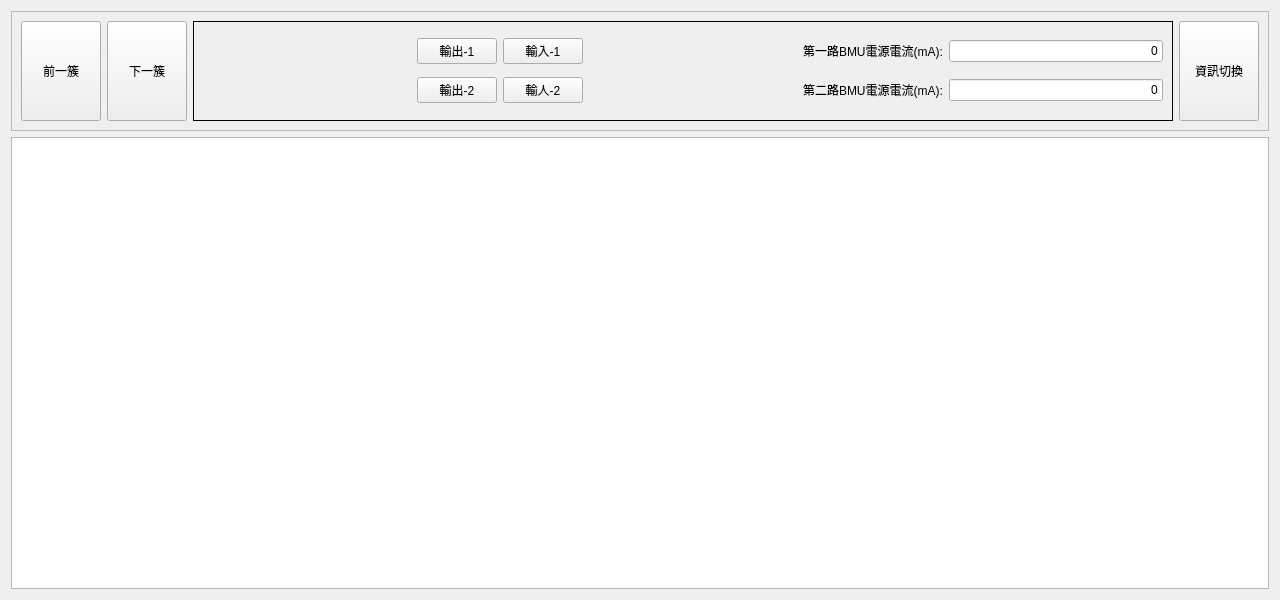
Before: the Qt Designer form frmstackview.ui in haoyi-jason/BMS_HY01_old, drawn with Qt 5.
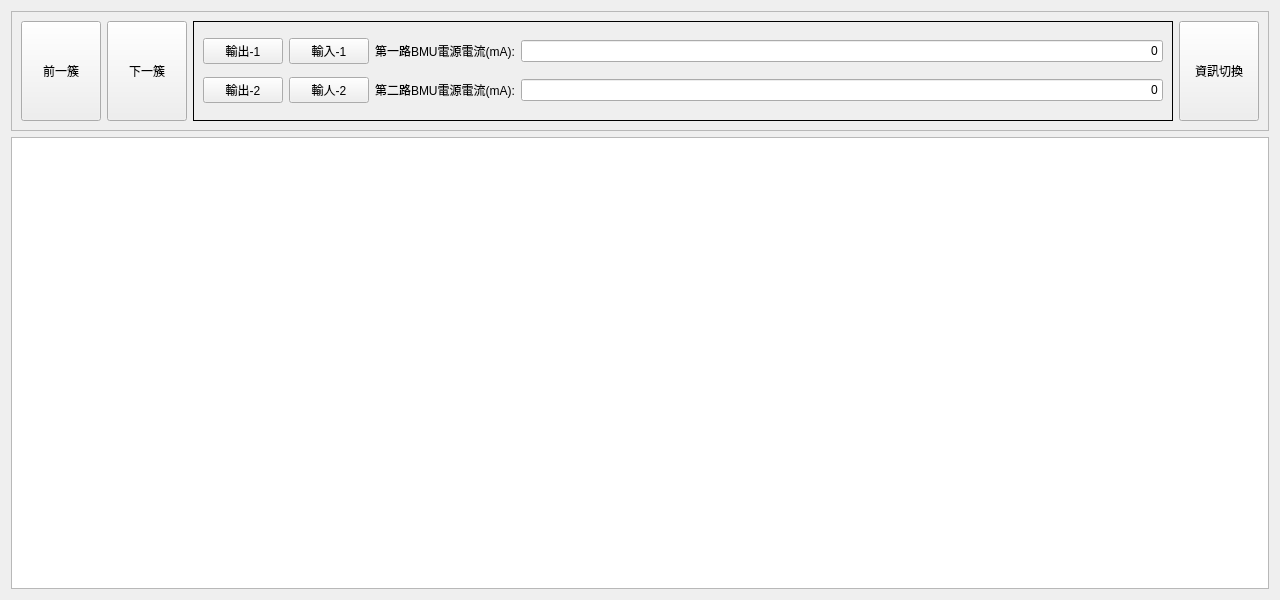
After: the same form once the commit is applied. The open tabs and pages were chosen to show the change.

```diff
--- a/frmstackview.ui
+++ b/frmstackview.ui
@@ -322,17 +322,17 @@
         </widget>
         <widget class="QWidget" name="page_2">
          <layout class="QGridLayout" name="gridLayout_2">
-          <item row="0" column="2">
-           <widget class="QPushButton" name="pbDigitalIn_0">
+          <item row="1" column="0">
+           <widget class="QPushButton" name="pbSetDO_1">
             <property name="text">
-             <string>輸入-1</string>
+             <string>輸出-2</string>
             </property>
             <property name="checkable">
              <bool>true</bool>
             </property>
            </widget>
           </item>
-          <item row="1" column="5">
+          <item row="1" column="3">
            <widget class="QLineEdit" name="leVSourceIn_1">
             <property name="text">
              <string>0</string>
@@ -342,27 +342,7 @@
             </property>
            </widget>
           </item>
-          <item row="0" column="0">
-           <spacer name="horizontalSpacer">
-            <property name="orientation">
-             <enum>Qt::Horizontal</enum>
-            </property>
-            <property name="sizeHint" stdset="0">
-             <size>
-              <width>40</width>
-              <height>20</height>
-             </size>
-            </property>
-           </spacer>
-          </item>
-          <item row="0" column="4">
-           <widget class="QLabel" name="label_10">
-            <property name="text">
-             <string>第一路BMU電源電流(mA):</string>
-            </property>
-           </widget>
-          </item>
-          <item row="0" column="5">
+          <item row="0" column="3">
            <widget class="QLineEdit" name="leVSourceIn_0">
             <property name="inputMethodHints">
              <set>Qt::ImhDigitsOnly</set>
@@ -375,17 +355,14 @@
             </property>
            </widget>
           </item>
-          <item row="0" column="1">
-           <widget class="QPushButton" name="pbSetDO_0">
+          <item row="0" column="2">
+           <widget class="QLabel" name="label_10">
             <property name="text">
-             <string>輸出-1</string>
-            </property>
-            <property name="checkable">
-             <bool>true</bool>
+             <string>第一路BMU電源電流(mA):</string>
             </property>
            </widget>
           </item>
-          <item row="1" column="2">
+          <item row="1" column="1">
            <widget class="QPushButton" name="pbDigitalIn_1">
             <property name="text">
              <string>輸人-2</string>
@@ -395,36 +372,33 @@
             </property>
            </widget>
           </item>
-          <item row="1" column="1">
-           <widget class="QPushButton" name="pbSetDO_1">
+          <item row="0" column="1">
+           <widget class="QPushButton" name="pbDigitalIn_0">
             <property name="text">
-             <string>輸出-2</string>
+             <string>輸入-1</string>
             </property>
             <property name="checkable">
              <bool>true</bool>
             </property>
            </widget>
           </item>
-          <item row="1" column="4">
+          <item row="0" column="0">
+           <widget class="QPushButton" name="pbSetDO_0">
+            <property name="text">
+             <string>輸出-1</string>
+            </property>
+            <property name="checkable">
+             <bool>true</bool>
+            </property>
+           </widget>
+          </item>
+          <item row="1" column="2">
            <widget class="QLabel" name="label_11">
             <property name="text">
              <string>第二路BMU電源電流(mA):</string>
             </property>
            </widget>
           </item>
-          <item row="0" column="3">
-           <spacer name="horizontalSpacer_2">
-            <property name="orientation">
-             <enum>Qt::Horizontal</enum>
-            </property>
-            <property name="sizeHint" stdset="0">
-             <size>
-              <width>40</width>
-              <height>20</height>
-             </size>
-            </property>
-           </spacer>
-          </item>
          </layout>
         </widget>
        </widget>
```
Left out of the diff: 2 changed lines with no effect on the pictures.
